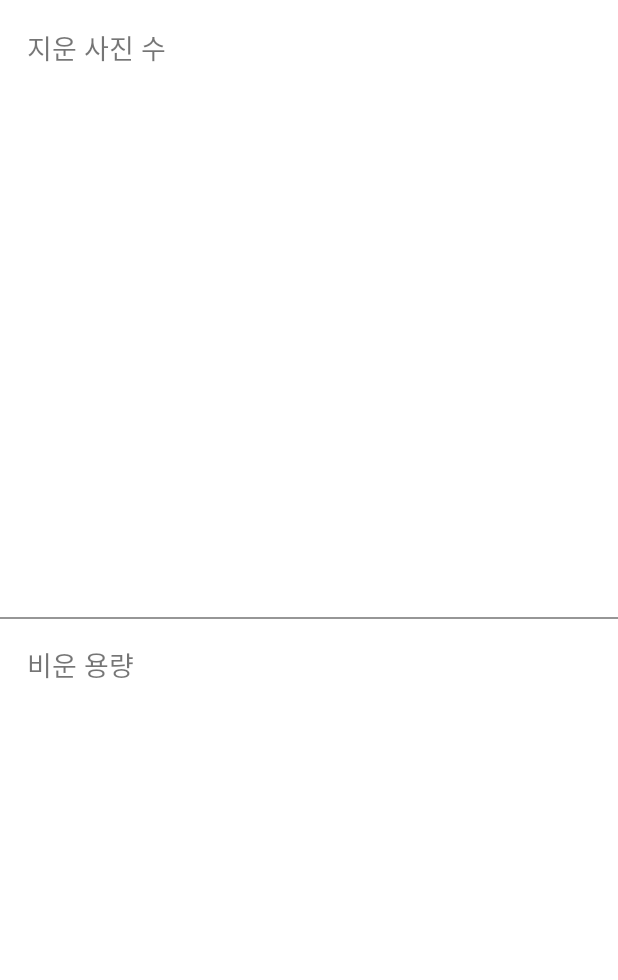
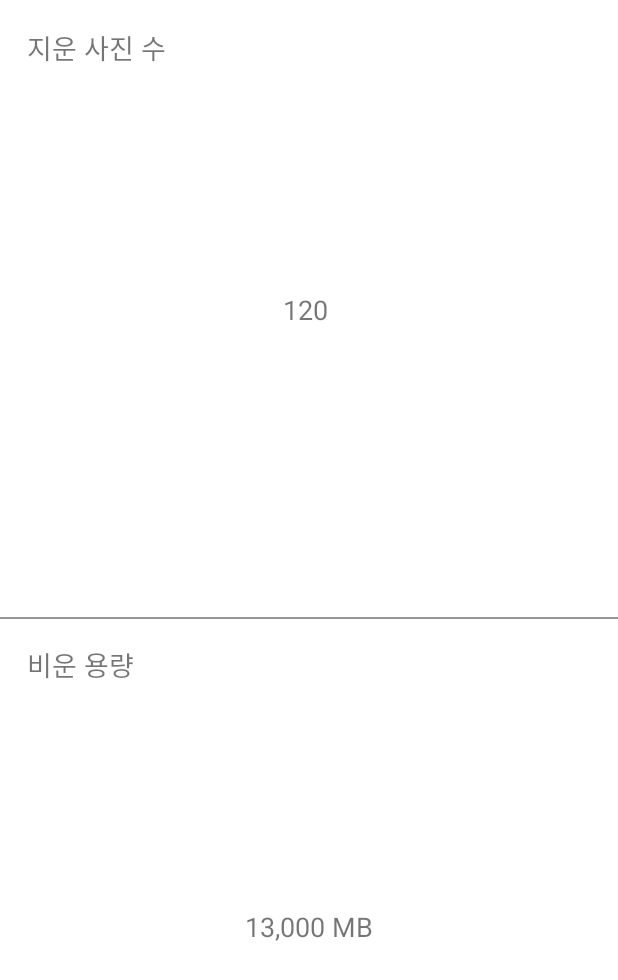
Before and after one commit to Anliban/hippho, an Android app: the layout fragment_info.xml on its own in the app's theme, with its tools: preview values and no code run, on a phone screen of 412 x 824 dp. Shown: the top 980 px of the screen. Run offline under Robolectric (Android 15) with nearby library versions, the light colour scheme and no system bars.

Commit message:
갯수, 용량 strings format 추가 및 usecase에서 불러오는 로직 추가

```diff
--- a/app/src/main/res/layout/fragment_info.xml
+++ b/app/src/main/res/layout/fragment_info.xml
@@ -1,13 +1,14 @@
 <?xml version="1.0" encoding="utf-8"?>
 <layout xmlns:android="http://schemas.android.com/apk/res/android"
-    xmlns:app="http://schemas.android.com/apk/res-auto">
+    xmlns:app="http://schemas.android.com/apk/res-auto"
+    xmlns:tools="http://schemas.android.com/tools">
 
     <data>
+
         <variable
             name="viewModel"
             type="com.anliban.team.hippho.ui.info.InfoViewModel" />
     </data>
-
 
     <androidx.constraintlayout.widget.ConstraintLayout
         android:layout_width="match_parent"
@@ -17,61 +18,57 @@
             android:id="@+id/info_divider"
             android:layout_width="@dimen/match_constraint"
             android:layout_height="1dp"
-            app:layout_constraintTop_toTopOf="parent"
+            android:background="@color/gray"
             app:layout_constraintBottom_toBottomOf="parent"
             app:layout_constraintLeft_toLeftOf="parent"
             app:layout_constraintRight_toRightOf="parent"
-            android:background="@color/gray"
-            />
+            app:layout_constraintTop_toTopOf="parent" />
 
         <TextView
             android:id="@+id/info_deleted_photo_text"
             android:layout_width="wrap_content"
             android:layout_height="wrap_content"
+            android:layout_marginStart="@dimen/space_large"
+            android:layout_marginTop="@dimen/space_large"
+            android:text="@string/deleted_photo_text"
             android:textSize="@dimen/text_large"
-            android:text="@string/deleted_photo_text"
-            app:layout_constraintTop_toTopOf="parent"
             app:layout_constraintLeft_toLeftOf="parent"
-            android:layout_marginTop="@dimen/space_large"
-            android:layout_marginStart="@dimen/space_large"
-            />
+            app:layout_constraintTop_toTopOf="parent" />
 
         <TextView
             android:id="@+id/info_deleted_photo_count"
             android:layout_width="wrap_content"
             android:layout_height="wrap_content"
+            android:text="@{@string/deleted_photo_format(viewModel.deletedPhotoCount)}"
             android:textSize="@dimen/text_large"
-            android:text='@{viewModel.deletedPhotoCount+"장"}'
-            app:layout_constraintTop_toTopOf="parent"
             app:layout_constraintBottom_toBottomOf="@id/info_divider"
             app:layout_constraintLeft_toLeftOf="parent"
             app:layout_constraintRight_toRightOf="parent"
-            />
+            app:layout_constraintTop_toTopOf="parent"
+            tools:text="120 " />
 
         <TextView
             android:id="@+id/info_deleted_memory_text"
             android:layout_width="wrap_content"
             android:layout_height="wrap_content"
+            android:layout_marginStart="@dimen/space_large"
+            android:layout_marginTop="@dimen/space_large"
+            android:text="@string/deleted_memory_text"
             android:textSize="@dimen/text_large"
-            android:text="@string/deleted_memory_text"
-            app:layout_constraintTop_toTopOf="@id/info_divider"
             app:layout_constraintLeft_toLeftOf="parent"
-            android:layout_marginTop="@dimen/space_large"
-            android:layout_marginStart="@dimen/space_large"
-            />
+            app:layout_constraintTop_toTopOf="@id/info_divider" />
 
         <TextView
             android:id="@+id/info_deleted_memory_count"
             android:layout_width="wrap_content"
             android:layout_height="wrap_content"
+            android:text="@{@string/deleted_memory_format(viewModel.deletedMemoryCount)}"
             android:textSize="@dimen/text_large"
-            android:text='@{viewModel.deletedMemoryCount+"MB"}'
-            app:layout_constraintTop_toTopOf="@id/info_divider"
             app:layout_constraintBottom_toBottomOf="parent"
             app:layout_constraintLeft_toLeftOf="parent"
             app:layout_constraintRight_toRightOf="parent"
-            />
-
+            app:layout_constraintTop_toTopOf="@id/info_divider"
+            tools:text="13,000 MB" />
 
     </androidx.constraintlayout.widget.ConstraintLayout>
 </layout>
--- a/app/src/main/res/values/strings.xml
+++ b/app/src/main/res/values/strings.xml
@@ -12,4 +12,8 @@
 
     <string name="deleted_photo_text">지운 사진 수</string>
     <string name="deleted_memory_text">비운 용량</string>
+
+    <!-- Info -->
+    <string name="deleted_photo_format" >%s 장</string>
+    <string name="deleted_memory_format">%s MB</string>
 </resources>
```
Also changed, not shown: app/src/main/java/com/anliban/team/hippho/ui/info/InfoViewModel.kt (+18 -18 lines), app/src/main/java/com/anliban/team/hippho/util/StringUtil.kt (+6 -2 lines).
